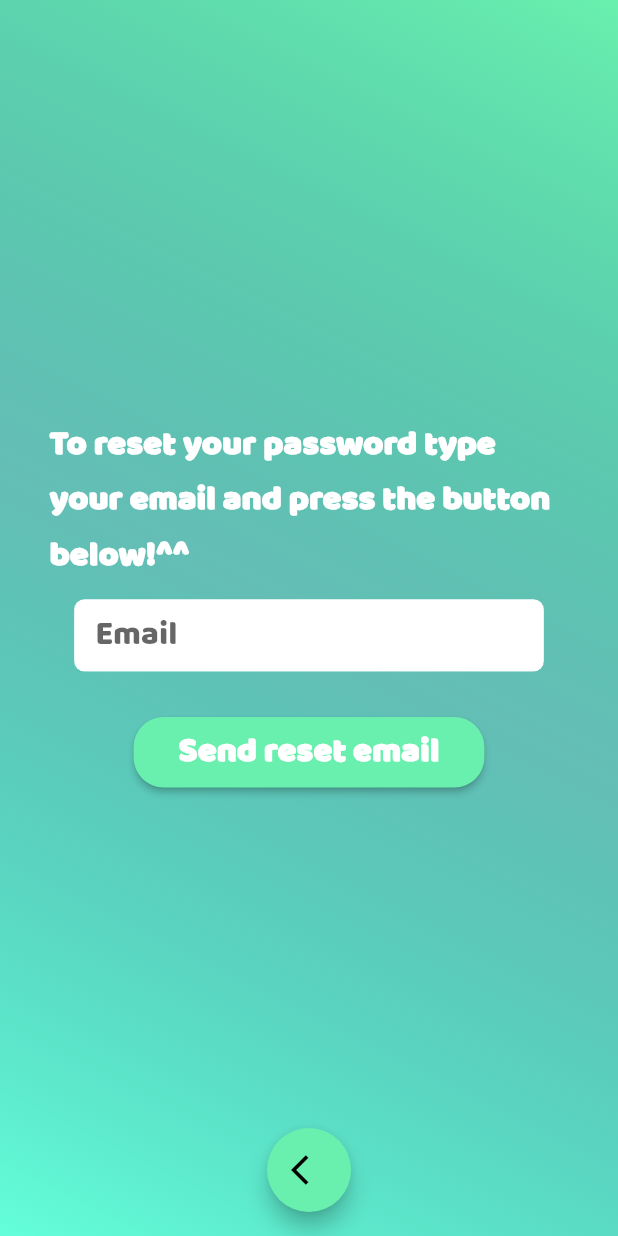
After one commit to Kukyt/cookyt_app, a Flutter app: the screen it shows after launch, after a tap on "Forgot your password?", on a phone screen of 412 x 824 dp. The commit adds this screen. Run offline on Flutter 3.47's test engine with Material 2 defaults, Android fonts, the phone set to English and light mode, and no system bars; our stand-ins replace firebase_auth, google_sign_in, rxdart; missing offline and left inert: flutter_facebook_login; accounts and stored records are empty; statements that could not run were skipped.

Commit message:
password recovery implemented

```diff
--- a/lib/settings/router.dart
+++ b/lib/settings/router.dart
@@ -3,6 +3,7 @@ import 'package:cookyt_app/src/blocs/managers/signup_form_manager.dart';
 import 'package:cookyt_app/src/screens/feed_screen.dart';
 import 'package:cookyt_app/src/screens/landing_screen.dart';
 import 'package:cookyt_app/src/screens/profile_screen.dart';
+import 'package:cookyt_app/src/screens/recover_password_screen.dart';
 import 'package:cookyt_app/src/screens/signup_screen.dart';
 import 'package:cookyt_app/src/screens/splash_screen.dart';
 import 'package:flutter/material.dart';
@@ -11,7 +12,10 @@ class Router {
   static Route<dynamic> generateRoute(RouteSettings settings) {
     switch (settings.name) {
       case LandingScreen.id:
-      return MaterialPageRoute(builder: (_) => LandingScreen());
+        return MaterialPageRoute(builder: (_) => LandingScreen());
+
+      case RecoverPasswordScreen.id:
+        return MaterialPageRoute(builder: (_) => RecoverPasswordScreen());
 
       case FeedScreen.id:
         return MaterialPageRoute(builder: (_) => FeedScreen());
@@ -20,11 +24,7 @@ class Router {
         return MaterialPageRoute(builder: (_) => ProfileScreen());
 
       case SignupScreen.id:
-        return MaterialPageRoute(builder: (context) {
-          final SignUpFormManager manager = Provider.of(context).fetch(SignUpFormManager);
-          manager.buttonPressed(false);
-          return SignupScreen();
-        });
+        return MaterialPageRoute(builder: (_) => SignupScreen());
 
       case SplashScreen.id:
         return MaterialPageRoute(builder: (context) => SplashScreen(context));
--- a/lib/src/blocs/managers/auth_manager.dart
+++ b/lib/src/blocs/managers/auth_manager.dart
@@ -1,4 +1,5 @@
 import 'package:firebase_auth/firebase_auth.dart';
+import 'package:flutter/material.dart';
 import 'package:flutter/services.dart';
 import 'package:flutter_facebook_login/flutter_facebook_login.dart';
 import 'package:google_sign_in/google_sign_in.dart';
@@ -53,8 +54,8 @@ class AuthManager {
   }
 
   Future<FirebaseUser> signInWithFacebook() async {
-    FacebookLoginResult result =
-        await _facebookLogin.logInWithReadPermissions(['email', 'public_profile']);
+    FacebookLoginResult result = await _facebookLogin
+        .logInWithReadPermissions(['email', 'public_profile']);
     if (result != null) {
       AuthResult authResult = await _firebaseAuth.signInWithCredential(
         FacebookAuthProvider.getCredential(
@@ -80,4 +81,8 @@ class AuthManager {
     FirebaseUser user = await _firebaseAuth.currentUser();
     await user.sendEmailVerification();
   }
+
+  Future<void> sendPasswordResetEmail({@required String email}) async {
+    await _firebaseAuth.sendPasswordResetEmail(email: email);
+  }
 }
--- a/lib/src/blocs/managers/signup_form_manager.dart
+++ b/lib/src/blocs/managers/signup_form_manager.dart
@@ -6,8 +6,6 @@ class SignUpFormManager with FormValidatorMixin {
   final _nameFetcher = BehaviorSubject<String>();
   final _emailFetcher = BehaviorSubject<String>();
   final _passwordFetcher = BehaviorSubject<String>();
-  final _buttonState = BehaviorSubject<bool>();
-
   final _nameOut = PublishSubject<String>();
   final _emailOut = PublishSubject<String>();
   final _passwordOut = PublishSubject<String>();
@@ -15,31 +13,31 @@ class SignUpFormManager with FormValidatorMixin {
   //Streams
   Stream<String> get name$ => _nameOut.stream.transform(nameValidator);
   Stream<String> get email$ => _emailOut.stream.transform(emailValidator);
-  Stream<String> get password$ => _passwordOut.stream.transform(passwordValidator);
-  Stream<bool> get _buttonState$ => _buttonState.stream;
+  Stream<String> get password$ =>
+      _passwordOut.stream.transform(passwordValidator);
   Stream<bool> get isFormValid$ =>
-      CombineLatestStream.combine4(name$, email$, password$, _buttonState$,
-          (name, email, password, buttonPressed) {
+      CombineLatestStream.combine3(name$, email$, password$,
+          (name, email, password) {
         if (name == _nameFetcher.value &&
             email == _emailFetcher.value &&
-            password == _passwordFetcher.value && !buttonPressed)
+            password == _passwordFetcher.value) {
           return true;
-        else
+        } else {
           return false;
+        }
       });
 
   //Sinks
   Function(String) get setName => _nameFetcher.sink.add;
   Function(String) get setEmail => _emailFetcher.sink.add;
   Function(String) get setPassword => _passwordFetcher.sink.add;
-  Function(bool) get buttonPressed => _buttonState.sink.add;
 
   //Values
   String get nameValue => _nameFetcher.value;
   String get emailValue => _emailFetcher.value;
   String get passwordValue => _passwordFetcher.value;
 
-  SignUpFormManager(){
+  SignUpFormManager() {
     _nameFetcher.pipe(_nameOut);
     _emailFetcher.pipe(_emailOut);
     _passwordFetcher.pipe(_passwordOut);
@@ -52,6 +50,5 @@ class SignUpFormManager with FormValidatorMixin {
     _nameFetcher.close();
     _emailFetcher.close();
     _passwordFetcher.close();
-    _buttonState.close();
   }
 }
--- a/lib/src/screens/login_screen.dart
+++ b/lib/src/screens/login_screen.dart
@@ -6,6 +6,7 @@ import 'package:cookyt_app/src/Widgets/rx_widgets/rx_text_field.dart';
 import 'package:cookyt_app/src/blocs/managers/auth_manager.dart';
 import 'package:cookyt_app/src/blocs/managers/login_form_manager.dart';
 import 'package:cookyt_app/settings/provider.dart';
+import 'package:cookyt_app/src/screens/recover_password_screen.dart';
 import 'package:cookyt_app/src/screens/signup_screen.dart';
 import 'package:cookyt_app/src/styles/background_decorations.dart/bg_decorations.dart';
 import 'package:cookyt_app/src/styles/general_styles.dart';
@@ -105,12 +106,12 @@ class LoginScreen extends StatelessWidget {
                   keyboardType: TextInputType.emailAddress,
                   autofocus: false,
                   style: hintTextStyle,
-                  decoration: rxTextFieldDecoration(hintText: 'Email'),
+                  decoration: textFieldDecoration(hintText: 'Email'),
                 ),
               ),
               Padding(
-                padding: EdgeInsets.symmetric(
-                    horizontal: mediaSize.width * 0.12, vertical: 40.0),
+                padding: EdgeInsets.fromLTRB(
+                    mediaSize.width * 0.12, 40.0, mediaSize.width * 0.12, 18.0),
                 child: RxTextField(
                   suscribe: manager.password$,
                   dispatch: manager.setPassword,
@@ -119,9 +120,25 @@ class LoginScreen extends StatelessWidget {
                   keyboardAppearance: Brightness.dark,
                   keyboardType: TextInputType.visiblePassword,
                   style: hintTextStyle,
-                  decoration: rxTextFieldDecoration(hintText: 'Password'),
+                  decoration: textFieldDecoration(hintText: 'Password'),
                 ),
               ),
+
+              InkWell(
+                  child: Container(
+                    padding: EdgeInsets.only(
+                        bottom: 10.0, right: mediaSize.width * 0.10),
+                    alignment: Alignment.centerRight,
+                    child: Text(
+                      "Forgot your password?",
+                      style: textStyle(decoration: TextDecoration.underline)
+                          .copyWith(fontSize: 20.0),
+                    ),
+                  ),
+                  onTap: () {
+                    FocusScope.of(context).unfocus();
+                    Navigator.pushNamed(context, RecoverPasswordScreen.id);
+                  }),
 
               ///Reactive Login button
               RxRaisedButton(
@@ -135,11 +152,9 @@ class LoginScreen extends StatelessWidget {
                   ),
                   child: Text('Login', style: textStyle()),
                   color: Colors.tealAccent,
-                  onPressed: () {
-                    manager.buttonPressed(true);
-                    _login(context, manager, authManager).then((_) {
-                      manager.buttonPressed(false);
-                    });
+                  onPressed: () async {
+                    FocusScope.of(context).unfocus();
+                    await _login(context, manager, authManager);
                   }),
 
               ///Go to Signup Page for signup
--- /dev/null
+++ b/lib/src/screens/recover_password_screen.dart
@@ -0,0 +1,97 @@
+import 'package:cookyt_app/settings/provider.dart';
+import 'package:cookyt_app/src/Widgets/login_sign_widgets/cupertino_dialog.dart';
+import 'package:cookyt_app/src/blocs/managers/auth_manager.dart';
+import 'package:cookyt_app/src/styles/background_decorations.dart/bg_decorations.dart';
+import 'package:cookyt_app/src/styles/general_styles.dart';
+import 'package:cookyt_app/src/styles/log_sign_screens_styles.dart';
+import 'package:flutter/cupertino.dart';
+import 'package:flutter/material.dart';
+
+class RecoverPasswordScreen extends StatelessWidget {
+  static const String id = 'recover_passoword_screen';
+
+  const RecoverPasswordScreen({Key key}) : super(key: key);
+
+  Future<void> _sendResetPasswordEmail(
+      BuildContext context, AuthManager auth, String email) async {
+    try {
+      await auth.sendPasswordResetEmail(email: email);
+      showCupertinoDialog(
+        context: context,
+        builder: (context) {
+          return CupertinoDialogSingleAction(
+            content: "Password reset email send! Please check your inbox^^",
+            onPressed: () => Navigator.pop(context),
+          );
+        },
+      );
+    } catch (err) {
+      showCupertinoDialog(
+        context: context,
+        builder: (context) {
+          return CupertinoDialogSingleAction(
+            content: err.message,
+            onPressed: () => Navigator.pop(context),
+          );
+        },
+      );
+    }
+  }
+
+  @override
+  Widget build(BuildContext context) {
+    TextEditingController textController = TextEditingController();
+    Size mediaSize = MediaQuery.of(context).size;
+    AuthManager auth = Provider.of(context).fetch(AuthManager);
+    return Scaffold(
+      body: Container(
+        alignment: Alignment.center,
+        decoration: BgDecorations.tealDecoration,
+        child: SingleChildScrollView(
+          child: Column(
+            mainAxisSize: MainAxisSize.min,
+            children: [
+              Padding(
+                padding: EdgeInsets.symmetric(
+                    horizontal: mediaSize.width * 0.08, vertical: 10.0),
+                child: Text(
+                  "To reset your password type your email and press the button below!^^",
+                  style: textStyle(),
+                ),
+              ),
+              Padding(
+                padding: EdgeInsets.fromLTRB(
+                    mediaSize.width * 0.12, 0.0, mediaSize.width * 0.12, 30.0),
+                child: TextField(
+                  controller: textController,
+                  decoration: textFieldDecoration(hintText: "Email"),
+                  style: hintTextStyle,
+                ),
+              ),
+              Padding(
+                padding: const EdgeInsets.only(bottom: 30.0),
+                child: RaisedButton(
+                  child: Text("Send reset email", style: textStyle()),
+                  shape: RoundedRectangleBorder(
+                      borderRadius: BorderRadius.circular(20.0)),
+                  padding: const EdgeInsets.symmetric(
+                    horizontal: 30.0,
+                    vertical: 5.0,
+                  ),
+                  color: Theme.of(context).accentColor,
+                  onPressed: () =>
+                      _sendResetPasswordEmail(context, auth, textController.text),
+                ),
+              ),
+            ],
+          ),
+        ),
+      ),
+      floatingActionButtonLocation: FloatingActionButtonLocation.centerFloat,
+      floatingActionButton: FloatingActionButton(
+        child: Icon(Icons.arrow_back_ios),
+        onPressed: () => Navigator.pop(context),
+      ),
+    );
+  }
+}
--- a/lib/src/styles/log_sign_screens_styles.dart
+++ b/lib/src/styles/log_sign_screens_styles.dart
@@ -1,6 +1,6 @@
 import 'package:flutter/material.dart';
 
-InputDecoration rxTextFieldDecoration({String hintText}) {
+InputDecoration textFieldDecoration({String hintText}) {
   return InputDecoration(
     errorStyle: TextStyle(
         fontFamily: 'Baloo Bhai',
```
Also changed, not shown: lib/src/blocs/managers/login_form_manager.dart (+11 -15 lines), lib/src/screens/signup_screen.dart (+6 -8 lines).
